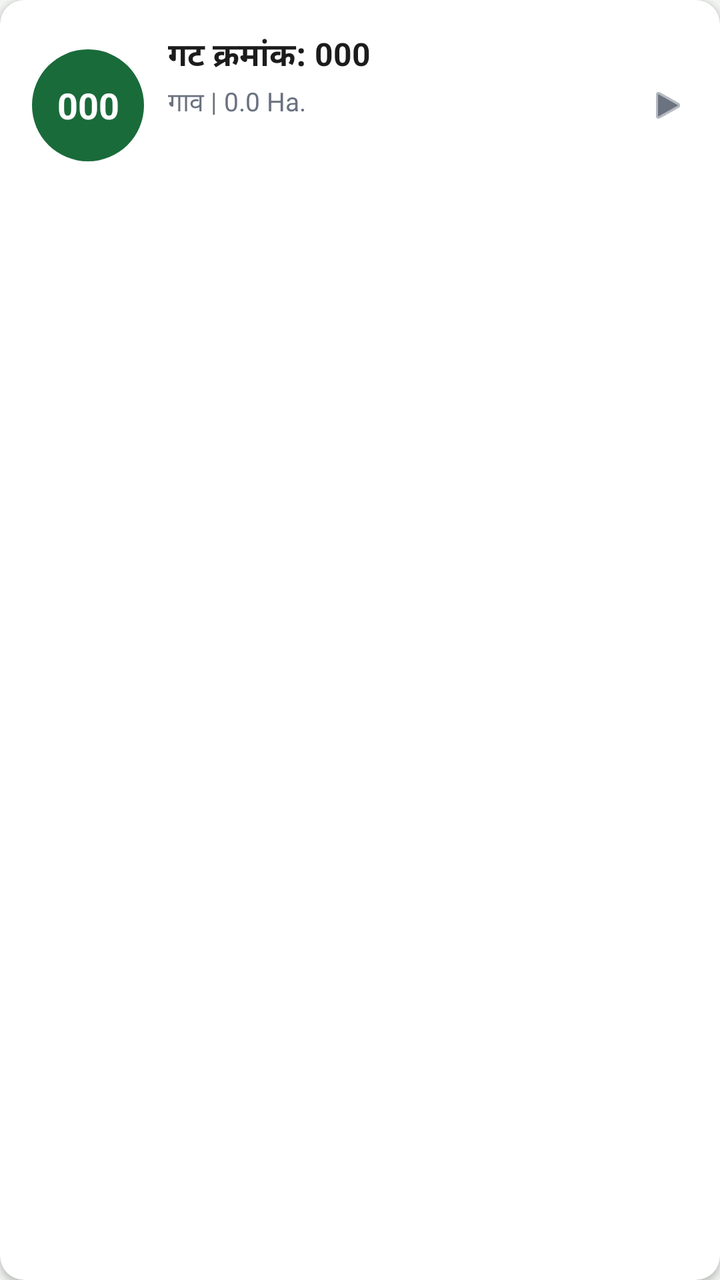
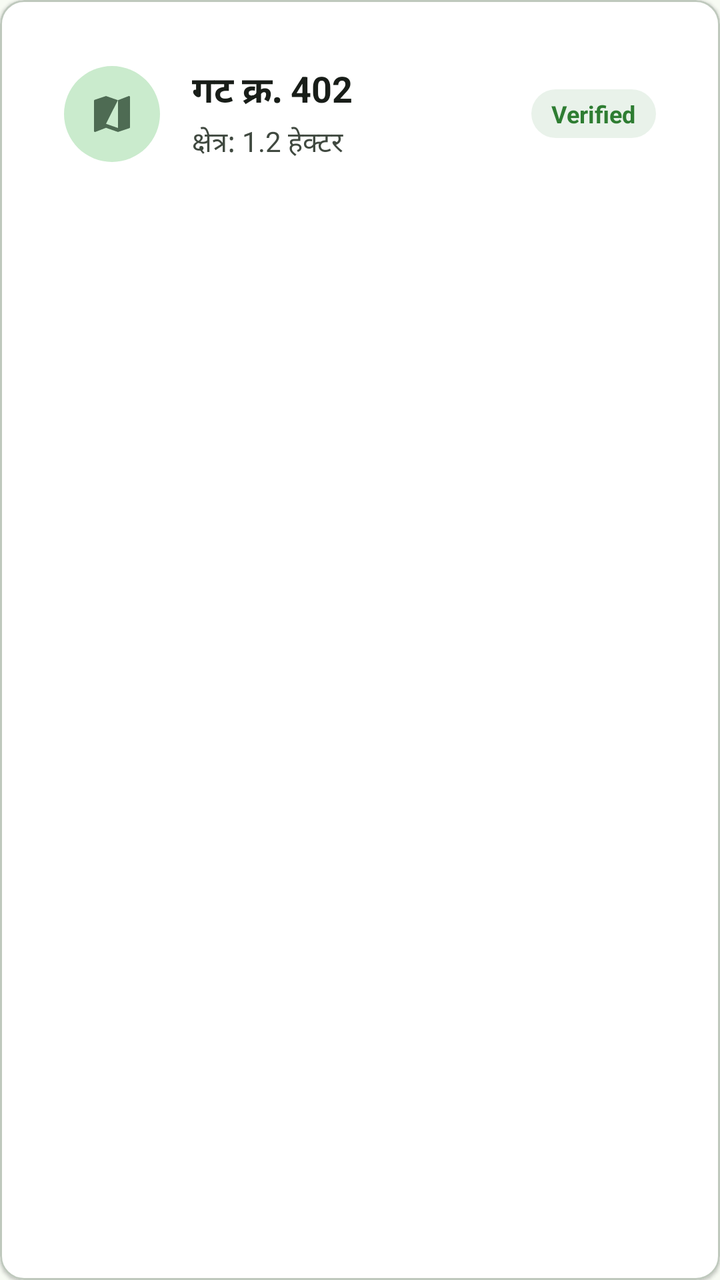

An Android layout rendered at two revisions. The XML below is the earlier revision; the diff shows what the commit changed to produce the second picture.
<!-- AndroidManifest.xml: application theme Theme.EPeekPahani -->
<!-- res/layout/item_gat_card.xml -->
<?xml version="1.0" encoding="utf-8"?>
<com.google.android.material.card.MaterialCardView xmlns:android="http://schemas.android.com/apk/res/android"
    xmlns:app="http://schemas.android.com/apk/res-auto"
    android:id="@+id/card_gat"
    android:layout_width="match_parent"
    android:layout_height="wrap_content"
    android:layout_marginHorizontal="12dp"
    android:layout_marginBottom="8dp"
    app:cardBackgroundColor="@color/bg_card"
    app:cardCornerRadius="12dp"
    app:cardElevation="2dp"
    android:clickable="true"
    android:focusable="true">

    <LinearLayout
        android:layout_width="match_parent"
        android:layout_height="wrap_content"
        android:orientation="horizontal"
        android:padding="16dp"
        android:gravity="center_vertical">

        <TextView
            android:id="@+id/tv_badge_gat"
            android:layout_width="56dp"
            android:layout_height="56dp"
            android:background="@drawable/shape_circle_green"
            android:text="000"
            android:textColor="@color/text_white"
            android:textSize="18sp"
            android:textStyle="bold"
            android:gravity="center"/>

        <LinearLayout
            android:layout_width="0dp"
            android:layout_height="wrap_content"
            android:layout_weight="1"
            android:layout_marginStart="12dp"
            android:orientation="vertical">

            <TextView
                android:id="@+id/tv_gat_number"
                android:layout_width="wrap_content"
                android:layout_height="wrap_content"
                android:text="गट क्रमांक: 000"
                android:textSize="16sp"
                android:textStyle="bold"
                android:textColor="@color/text_primary" />

            <TextView
                android:id="@+id/tv_village_area"
                android:layout_width="wrap_content"
                android:layout_height="wrap_content"
                android:text="गाव | 0.0 Ha."
                android:textSize="13sp"
                android:textColor="@color/text_secondary"
                android:layout_marginTop="2dp" />

            <TextView
                android:id="@+id/chip_status"
                android:layout_width="wrap_content"
                android:layout_height="wrap_content"
                android:background="@drawable/chip_status"
                android:text="Status"
                android:textColor="@color/text_white"
                android:textSize="12sp"
                android:textStyle="bold"
                android:layout_marginTop="4dp" />
        </LinearLayout>

        <ImageView
            android:layout_width="20dp"
            android:layout_height="20dp"
            android:src="@android:drawable/ic_media_play"
            app:tint="@color/text_secondary" />
    </LinearLayout>
</com.google.android.material.card.MaterialCardView>
<!-- resources referenced by this layout -->
<resources>
  <color name="bg_card">#FFFFFF</color>
  <color name="text_primary">#1C1C1C</color>
  <color name="text_secondary">#6B7280</color>
  <color name="text_white">#FFFFFF</color>
  <!-- drawable chip_status (drawable) -->
  <?xml version="1.0" encoding="utf-8"?>
  <shape xmlns:android="http://schemas.android.com/apk/res/android" android:shape="rectangle">
      <corners android:radius="6dp" />
      <padding android:left="6dp" android:right="6dp" android:top="4dp" android:bottom="4dp" />
  </shape>
  <!-- drawable shape_circle_green (drawable) -->
  <?xml version="1.0" encoding="utf-8"?>
  <shape xmlns:android="http://schemas.android.com/apk/res/android"
      android:shape="oval">
      <solid android:color="@color/green_primary" />
  </shape>
  <color name="green_primary">#1a6b3a</color>
  <style name="Theme.App" parent="Theme.MaterialComponents.Light.NoActionBar">
          <item name="colorPrimary">@color/green_primary</item>
          <item name="colorPrimaryVariant">@color/green_dark</item>
          <item name="colorOnPrimary">@color/text_white</item>
          <item name="colorSecondary">@color/saffron</item>
          <item name="colorSecondaryVariant">@color/saffron_dark</item>
          <item name="colorOnSecondary">@color/text_white</item>
          <item name="colorError">@color/error</item>
          <item name="colorOnError">@color/text_white</item>
          <item name="colorSurface">@color/bg_card</item>
          <item name="colorOnSurface">@color/text_primary</item>
          <item name="android:colorBackground">@color/bg_screen</item>
          <item name="colorOnBackground">@color/text_primary</item>
  
          
          <item name="materialButtonStyle">@style/Widget.App.Button.Primary</item>
          <item name="textInputStyle">@style/Widget.App.TextInputLayout</item>
  
          
          <item name="shapeAppearanceSmallComponent">@style/ShapeAppearance.App.SmallComponent</item>
          <item name="shapeAppearanceMediumComponent">@style/ShapeAppearance.App.MediumComponent</item>
          <item name="shapeAppearanceLargeComponent">@style/ShapeAppearance.App.LargeComponent</item>
      </style>
  <color name="green_dark">#0f4a27</color>
  <color name="saffron">#f7941d</color>
  <color name="saffron_dark">#e65100</color>
  <color name="error">#B00020</color>
  <color name="bg_screen">#F2F5F1</color>
  <style name="Widget.App.Button.Primary" parent="Widget.MaterialComponents.Button">
          <item name="backgroundTint">@color/green_primary</item>
          <item name="android:textColor">@color/text_white</item>
          <item name="shapeAppearanceOverlay">@style/ShapeAppearance.App.SmallComponent</item>
          <item name="android:minHeight">56dp</item>
          <item name="android:insetTop">0dp</item>
          <item name="android:insetBottom">0dp</item>
          <item name="elevation">0dp</item>
          <item name="android:textSize">16sp</item>
          <item name="android:textStyle">bold</item>
          <item name="rippleColor">@color/ripple</item>
      </style>
  <style name="Widget.App.TextInputLayout" parent="Widget.MaterialComponents.TextInputLayout.OutlinedBox">
          <item name="boxStrokeColor">@color/green_primary</item>
          <item name="hintTextColor">@color/green_primary</item>
          <item name="android:textColorHint">@color/text_hint</item>
          <item name="shapeAppearanceOverlay">@style/ShapeAppearance.App.SmallComponent</item>
      </style>
  <style name="ShapeAppearance.App.SmallComponent" parent="ShapeAppearance.MaterialComponents.SmallComponent">
          <item name="cornerFamily">rounded</item>
          <item name="cornerSize">10dp</item>
      </style>
  <style name="ShapeAppearance.App.MediumComponent" parent="ShapeAppearance.MaterialComponents.MediumComponent">
          <item name="cornerFamily">rounded</item>
          <item name="cornerSize">12dp</item>
      </style>
  <style name="ShapeAppearance.App.LargeComponent" parent="ShapeAppearance.MaterialComponents.LargeComponent">
          <item name="cornerFamily">rounded</item>
          <item name="cornerSize">16dp</item>
      </style>
  <color name="ripple">#1a1a6b3a</color>
  <color name="text_hint">#9CA3AF</color>
  <!-- unchanged entries left out for length: 2 -->
</resources>

<!-- the commit's change to res/layout/item_gat_card.xml (unified diff, before → after) -->
@@ -1,76 +1,80 @@
 <?xml version="1.0" encoding="utf-8"?>
-<com.google.android.material.card.MaterialCardView xmlns:android="http://schemas.android.com/apk/res/android"
+<com.google.android.material.card.MaterialCardView
+    xmlns:android="http://schemas.android.com/apk/res/android"
     xmlns:app="http://schemas.android.com/apk/res-auto"
-    android:id="@+id/card_gat"
     android:layout_width="match_parent"
     android:layout_height="wrap_content"
-    android:layout_marginHorizontal="12dp"
+    app:cardBackgroundColor="@color/surface_container_lowest"
+    app:cardCornerRadius="12dp"
+    app:cardElevation="1dp"
+    app:strokeColor="@color/outline_variant"
+    app:strokeWidth="1dp"
     android:layout_marginBottom="8dp"
-    app:cardBackgroundColor="@color/bg_card"
-    app:cardCornerRadius="12dp"
-    app:cardElevation="2dp"
-    android:clickable="true"
-    android:focusable="true">
+    android:foreground="?attr/selectableItemBackground">
 
     <LinearLayout
         android:layout_width="match_parent"
         android:layout_height="wrap_content"
         android:orientation="horizontal"
-        android:padding="16dp"
-        android:gravity="center_vertical">
+        android:gravity="center_vertical"
+        android:padding="16dp">
 
-        <TextView
-            android:id="@+id/tv_badge_gat"
-            android:layout_width="56dp"
-            android:layout_height="56dp"
-            android:background="@drawable/shape_circle_green"
-            android:text="000"
-            android:textColor="@color/text_white"
-            android:textSize="18sp"
-            android:textStyle="bold"
-            android:gravity="center"/>
+        
+        <FrameLayout
+            android:layout_width="48dp"
+            android:layout_height="48dp"
+            android:background="@drawable/bg_circle_secondary_container"
+            android:layout_marginEnd="16dp">
 
+            <ImageView
+                android:layout_width="24dp"
+                android:layout_height="24dp"
+                android:layout_gravity="center"
+                app:srcCompat="@drawable/ic_map"
+                app:tint="@color/on_secondary_container"
+                android:contentDescription="Gat Map" />
+        </FrameLayout>
+
+        
         <LinearLayout
             android:layout_width="0dp"
             android:layout_height="wrap_content"
             android:layout_weight="1"
-            android:layout_marginStart="12dp"
             android:orientation="vertical">
 
             <TextView
                 android:id="@+id/tv_gat_number"
                 android:layout_width="wrap_content"
                 android:layout_height="wrap_content"
-                android:text="गट क्रमांक: 000"
-                android:textSize="16sp"
-                android:textStyle="bold"
-                android:textColor="@color/text_primary" />
+                android:text="@string/str_auto_208"
+                android:textColor="@color/on_surface"
+                android:textSize="18sp"
+                android:textStyle="bold" />
 
             <TextView
-                android:id="@+id/tv_village_area"
+                android:id="@+id/tv_gat_area"
                 android:layout_width="wrap_content"
                 android:layout_height="wrap_content"
-                android:text="गाव | 0.0 Ha."
-                android:textSize="13sp"
-                android:textColor="@color/text_secondary"
+                android:text="@string/str_auto_209"
+                android:textColor="@color/on_surface_variant"
+                android:textSize="14sp"
                 android:layout_marginTop="2dp" />
-
-            <TextView
-                android:id="@+id/chip_status"
-                android:layout_width="wrap_content"
-                android:layout_height="wrap_content"
-                android:background="@drawable/chip_status"
-                android:text="Status"
-                android:textColor="@color/text_white"
-                android:textSize="12sp"
-                android:textStyle="bold"
-                android:layout_marginTop="4dp" />
         </LinearLayout>
 
-        <ImageView
-            android:layout_width="20dp"
-            android:layout_height="20dp"
-            android:src="@android:drawable/ic_media_play"
-            app:tint="@color/text_secondary" />
+        
+        <TextView
+            android:id="@+id/tv_gat_status"
+            android:layout_width="wrap_content"
+            android:layout_height="wrap_content"
+            android:text="@string/str_auto_122"
+            android:textColor="#2E7D32"
+            android:textSize="12sp"
+            android:textStyle="bold"
+            android:background="@drawable/bg_badge_verified"
+            android:paddingStart="10dp"
+            android:paddingEnd="10dp"
+            android:paddingTop="4dp"
+            android:paddingBottom="4dp" />
     </LinearLayout>
+
 </com.google.android.material.card.MaterialCardView>
<!-- resource entries referenced after the edit -->
@@ -1,35 +1,51 @@
 <!-- resources referenced by this layout -->
 <resources>
-  <color name="bg_card">#FFFFFF</color>
-  <color name="text_primary">#1C1C1C</color>
-  <color name="text_secondary">#6B7280</color>
-  <color name="text_white">#FFFFFF</color>
-  <!-- drawable chip_status (drawable) -->
+  <color name="on_secondary_container">#4e6b53</color>
+  <color name="on_surface">#181d18</color>
+  <color name="on_surface_variant">#404940</color>
+  <color name="outline_variant">#bfc9bd</color>
+  <color name="surface_container_lowest">#ffffff</color>
+  <!-- drawable bg_badge_verified (drawable) -->
   <?xml version="1.0" encoding="utf-8"?>
-  <shape xmlns:android="http://schemas.android.com/apk/res/android" android:shape="rectangle">
-      <corners android:radius="6dp" />
-      <padding android:left="6dp" android:right="6dp" android:top="4dp" android:bottom="4dp" />
+  <shape xmlns:android="http://schemas.android.com/apk/res/android"
+      android:shape="rectangle">
+      <solid android:color="#1A2E7D32" />
+      <corners android:radius="9999dp" />
   </shape>
-  <!-- drawable shape_circle_green (drawable) -->
+  <!-- drawable bg_circle_secondary_container (drawable) -->
   <?xml version="1.0" encoding="utf-8"?>
   <shape xmlns:android="http://schemas.android.com/apk/res/android"
       android:shape="oval">
-      <solid android:color="@color/green_primary" />
+      <solid android:color="@color/secondary_container" />
   </shape>
-  <color name="green_primary">#1a6b3a</color>
+  <!-- drawable ic_map (drawable) -->
+  <vector xmlns:android="http://schemas.android.com/apk/res/android"
+      android:width="24dp"
+      android:height="24dp"
+      android:viewportWidth="24"
+      android:viewportHeight="24"
+      android:tint="?attr/colorOnSurfaceVariant">
+      <path
+          android:fillColor="@android:color/white"
+          android:pathData="M20.5,3l-0.16,0.03L15,5.1 9,3 3.36,4.9c-0.21,0.07 -0.36,0.25 -0.36,0.48L3,20.5c0,0.28 0.22,0.5 0.5,0.5l0.16,-0.03L9,18.9l6,2.1 5.64,-1.9c0.21,-0.07 0.36,-0.25 0.36,-0.48L21,3.5c0,-0.28 -0.22,-0.5 -0.5,-0.5zM15,19l-6,-2.11L15,5l0,14z"/>
+  </vector>
+  <string name="str_auto_122">Verified</string>
+  <string name="str_auto_208">गट क्र. 402</string>
+  <string name="str_auto_209">क्षेत्र: 1.2 हेक्टर</string>
+  <color name="secondary_container">#caebcd</color>
   <style name="Theme.App" parent="Theme.MaterialComponents.Light.NoActionBar">
-          <item name="colorPrimary">@color/green_primary</item>
-          <item name="colorPrimaryVariant">@color/green_dark</item>
-          <item name="colorOnPrimary">@color/text_white</item>
-          <item name="colorSecondary">@color/saffron</item>
-          <item name="colorSecondaryVariant">@color/saffron_dark</item>
-          <item name="colorOnSecondary">@color/text_white</item>
+          <item name="colorPrimary">@color/primary</item>
+          <item name="colorPrimaryVariant">@color/primary_container</item>
+          <item name="colorOnPrimary">@color/on_primary</item>
+          <item name="colorSecondary">@color/secondary</item>
+          <item name="colorSecondaryVariant">@color/secondary_container</item>
+          <item name="colorOnSecondary">@color/on_secondary</item>
           <item name="colorError">@color/error</item>
-          <item name="colorOnError">@color/text_white</item>
-          <item name="colorSurface">@color/bg_card</item>
-          <item name="colorOnSurface">@color/text_primary</item>
-          <item name="android:colorBackground">@color/bg_screen</item>
-          <item name="colorOnBackground">@color/text_primary</item>
+          <item name="colorOnError">@color/on_error</item>
+          <item name="colorSurface">@color/surface</item>
+          <item name="colorOnSurface">@color/on_surface</item>
+          <item name="android:colorBackground">@color/background</item>
+          <item name="colorOnBackground">@color/on_background</item>
   
           
           <item name="materialButtonStyle">@style/Widget.App.Button.Primary</item>
@@ -39,44 +55,47 @@
           <item name="shapeAppearanceSmallComponent">@style/ShapeAppearance.App.SmallComponent</item>
           <item name="shapeAppearanceMediumComponent">@style/ShapeAppearance.App.MediumComponent</item>
           <item name="shapeAppearanceLargeComponent">@style/ShapeAppearance.App.LargeComponent</item>
+          
+          <item name="materialCardViewStyle">@style/Widget.App.CardView</item>
       </style>
-  <color name="green_dark">#0f4a27</color>
-  <color name="saffron">#f7941d</color>
-  <color name="saffron_dark">#e65100</color>
-  <color name="error">#B00020</color>
-  <color name="bg_screen">#F2F5F1</color>
+  <color name="primary">#005127</color>
+  <color name="primary_container">#1a6b3a</color>
+  <color name="on_primary">#ffffff</color>
+  <color name="secondary">#48654e</color>
+  <color name="on_secondary">#ffffff</color>
+  <color name="error">#ba1a1a</color>
+  <color name="on_error">#ffffff</color>
+  <color name="surface">#f7fbf3</color>
+  <color name="background">#f7fbf3</color>
+  <color name="on_background">#181d18</color>
   <style name="Widget.App.Button.Primary" parent="Widget.MaterialComponents.Button">
-          <item name="backgroundTint">@color/green_primary</item>
-          <item name="android:textColor">@color/text_white</item>
-          <item name="shapeAppearanceOverlay">@style/ShapeAppearance.App.SmallComponent</item>
-          <item name="android:minHeight">56dp</item>
-          <item name="android:insetTop">0dp</item>
-          <item name="android:insetBottom">0dp</item>
-          <item name="elevation">0dp</item>
-          <item name="android:textSize">16sp</item>
-          <item name="android:textStyle">bold</item>
-          <item name="rippleColor">@color/ripple</item>
+          <item name="shapeAppearanceOverlay">@style/ShapeAppearance.App.MediumComponent</item>
+          <item name="android:minHeight">48dp</item>
+          <item name="backgroundTint">@color/primary_container</item>
+          <item name="android:textColor">@color/on_primary</item>
       </style>
   <style name="Widget.App.TextInputLayout" parent="Widget.MaterialComponents.TextInputLayout.OutlinedBox">
-          <item name="boxStrokeColor">@color/green_primary</item>
-          <item name="hintTextColor">@color/green_primary</item>
-          <item name="android:textColorHint">@color/text_hint</item>
           <item name="shapeAppearanceOverlay">@style/ShapeAppearance.App.SmallComponent</item>
+          <item name="boxStrokeColor">@color/primary_container</item>
       </style>
   <style name="ShapeAppearance.App.SmallComponent" parent="ShapeAppearance.MaterialComponents.SmallComponent">
           <item name="cornerFamily">rounded</item>
-          <item name="cornerSize">10dp</item>
+          <item name="cornerSize">4dp</item>
       </style>
   <style name="ShapeAppearance.App.MediumComponent" parent="ShapeAppearance.MaterialComponents.MediumComponent">
           <item name="cornerFamily">rounded</item>
-          <item name="cornerSize">12dp</item>
+          <item name="cornerSize">8dp</item>
       </style>
   <style name="ShapeAppearance.App.LargeComponent" parent="ShapeAppearance.MaterialComponents.LargeComponent">
           <item name="cornerFamily">rounded</item>
-          <item name="cornerSize">16dp</item>
+          <item name="cornerSize">10dp</item>
       </style>
-  <color name="ripple">#1a1a6b3a</color>
-  <color name="text_hint">#9CA3AF</color>
+  <style name="Widget.App.CardView" parent="Widget.MaterialComponents.CardView">
+          <item name="shapeAppearanceOverlay">@style/ShapeAppearance.App.LargeComponent</item>
+          <item name="cardBackgroundColor">@color/surface_container_lowest</item>
+          <item name="cardElevation">4dp</item>
+          <item name="contentPadding">16dp</item>
+      </style>
   <!-- unchanged entries left out for length: 2 -->
 </resources>
 
